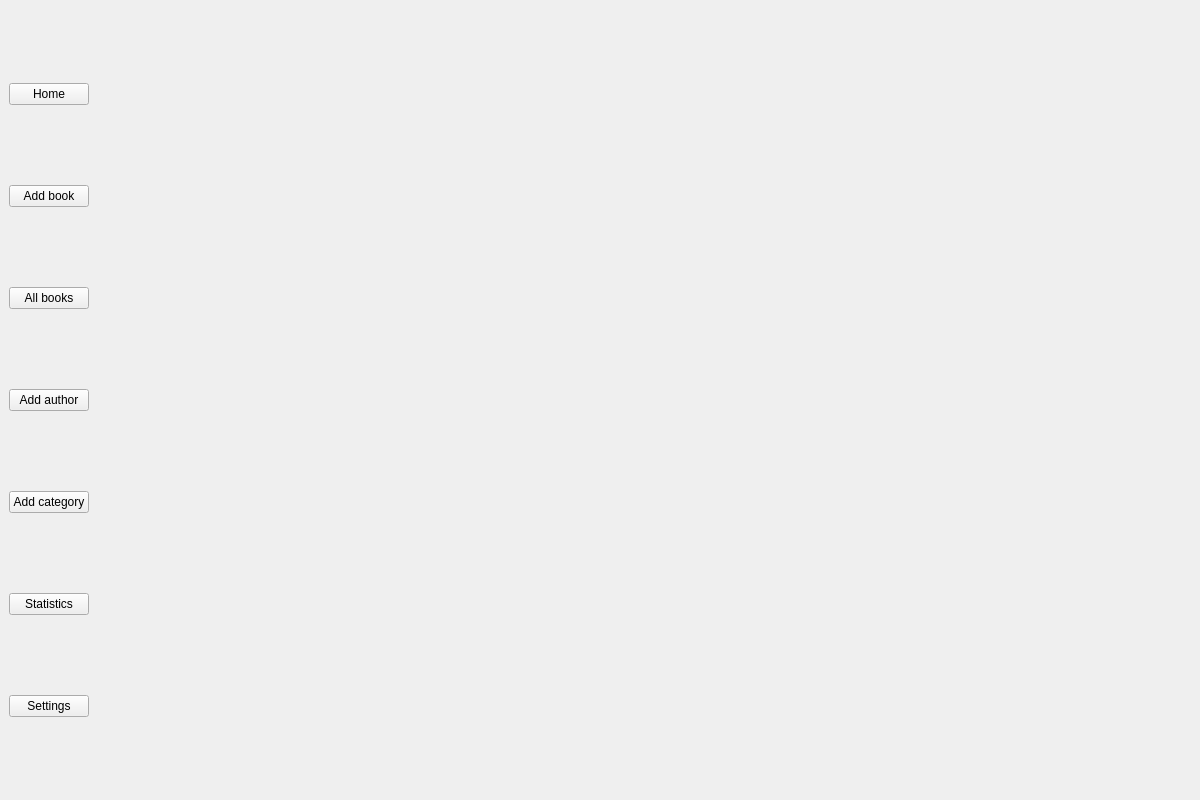
nisaia/P-yQt-ersonal-management-system, file assets/ui_XML/main_window.ui: the form before one commit.
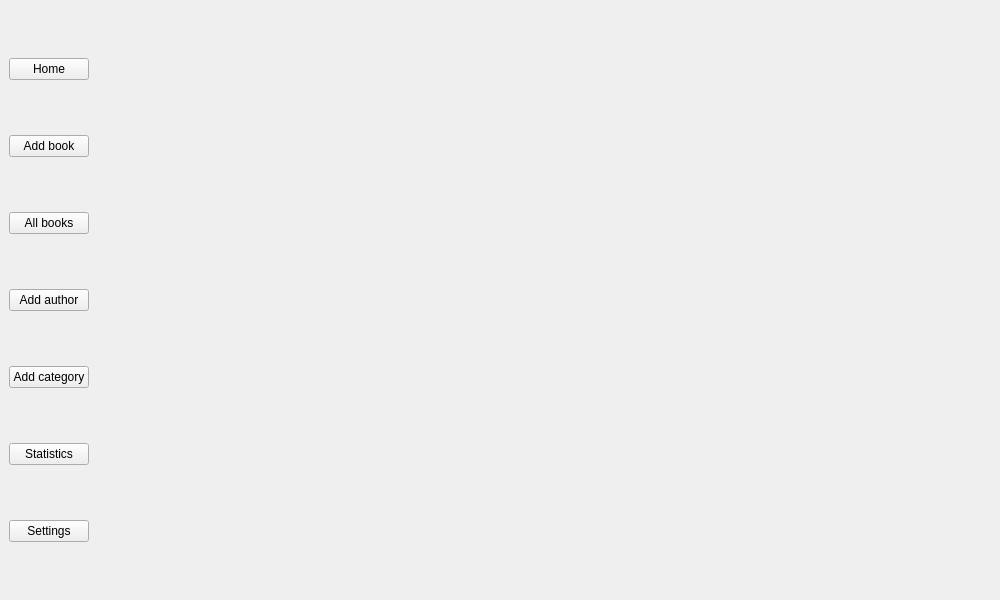
The form after the commit.

Diff of the .ui file:
```diff
--- a/assets/ui_XML/main_window.ui
+++ b/assets/ui_XML/main_window.ui
@@ -6,8 +6,8 @@
    <rect>
     <x>0</x>
     <y>0</y>
-    <width>1200</width>
-    <height>800</height>
+    <width>1000</width>
+    <height>600</height>
    </rect>
   </property>
   <property name="windowTitle">
```
